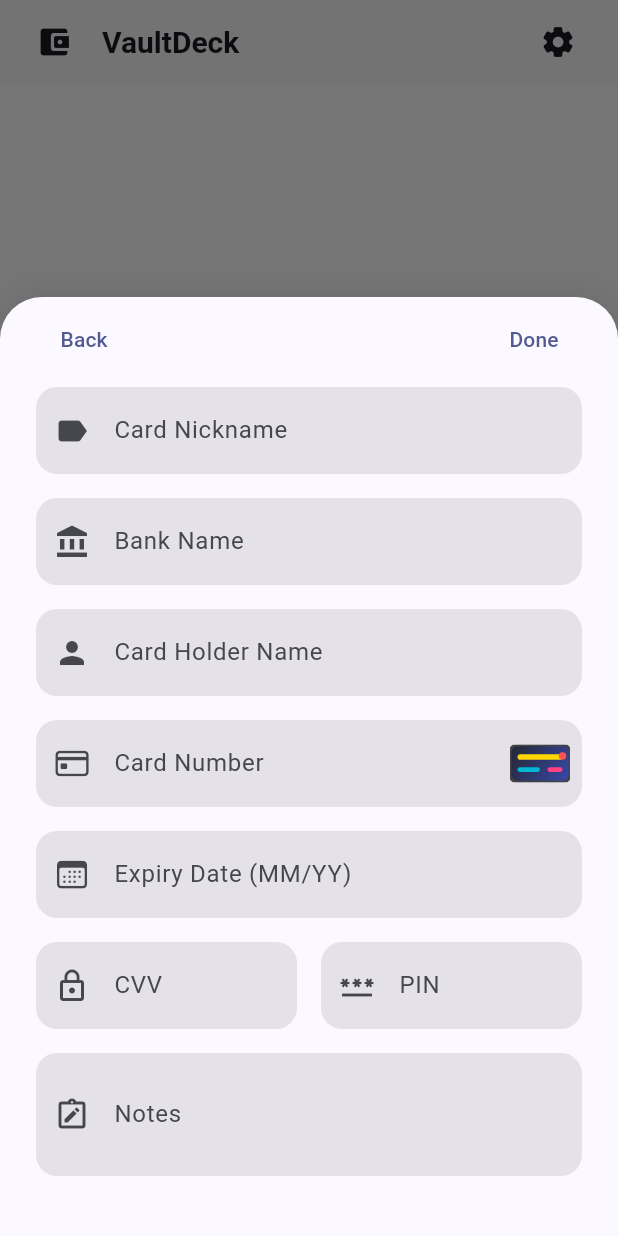
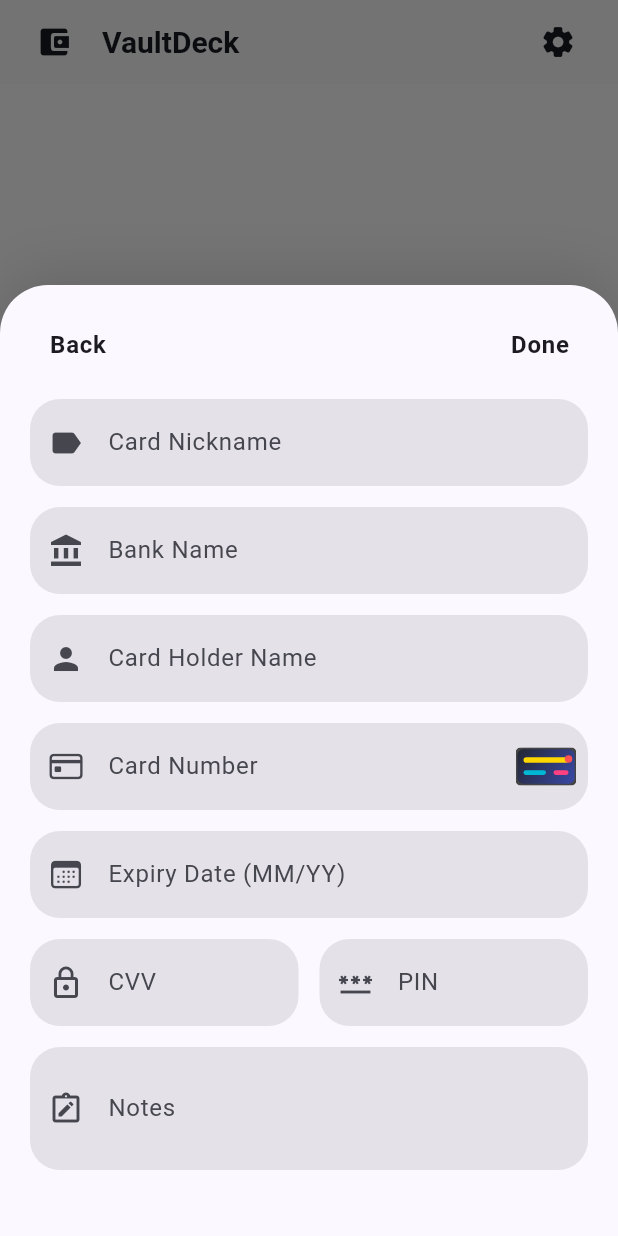
Before and after one commit to kandilidinesh/VaultDeck, a Flutter app: the screen it shows after launch, after a tap on the "add card" icon, on a phone screen of 412 x 824 dp. Run offline on Flutter 3.47's test engine with Material 3 defaults, Android fonts, the phone set to English and light mode, and no system bars; our stand-ins replace flutter_svg, google_sign_in, hive, hive_flutter, local_auth; missing offline and left inert: googleapis; accounts and stored records are empty.

Commit message:
Enhance AddCardDialog UI: update padding, border radius, and shadows for improved aesthetics and consistency

```diff
--- a/lib/widgets/add_card_dialog.dart
+++ b/lib/widgets/add_card_dialog.dart
@@ -167,16 +167,16 @@ class _AddCardDialogState extends State<AddCardDialog> {
       child: Container(
         decoration: BoxDecoration(
           color: theme.colorScheme.surface,
-          borderRadius: const BorderRadius.vertical(top: Radius.circular(28)),
+          borderRadius: const BorderRadius.vertical(top: Radius.circular(32)),
           boxShadow: [
             BoxShadow(
-              color: Colors.black.withValues(alpha: 0.08),
-              blurRadius: 16,
-              offset: const Offset(0, -2),
+              color: Colors.black.withOpacity(0.12),
+              blurRadius: 32,
+              offset: const Offset(0, -8),
             ),
           ],
         ),
-        padding: const EdgeInsets.fromLTRB(24, 4, 24, 16),
+        padding: const EdgeInsets.fromLTRB(20, 16, 20, 24),
         child: Form(
           key: _formKey,
           child: SingleChildScrollView(
@@ -189,12 +189,26 @@ class _AddCardDialogState extends State<AddCardDialog> {
                   children: [
                     TextButton(
                       onPressed: () => Navigator.of(context).pop(),
-                      child: const Text('Back'),
+                      child: Text(
+                        'Back',
+                        style: theme.textTheme.bodyLarge?.copyWith(
+                          fontWeight: FontWeight.w600,
+                        ),
+                      ),
                     ),
-                    TextButton(onPressed: _addCard, child: const Text('Done')),
+                    TextButton(
+                      onPressed: _addCard,
+                      child: Text(
+                        'Done',
+                        style: theme.textTheme.bodyLarge?.copyWith(
+                          fontWeight: FontWeight.w600,
+                        ),
+                      ),
+                    ),
                   ],
                 ),
-                const SizedBox(height: 8),
+                const SizedBox(height: 12),
+                // Removed 'Card Details' section header for cleaner look
                 TextFormField(
                   controller: _nicknameController,
                   decoration: InputDecoration(
@@ -203,7 +217,7 @@ class _AddCardDialogState extends State<AddCardDialog> {
                     filled: true,
                     fillColor: theme.colorScheme.surfaceContainerHighest,
                     border: OutlineInputBorder(
-                      borderRadius: BorderRadius.circular(14),
+                      borderRadius: BorderRadius.circular(20),
                       borderSide: BorderSide.none,
                     ),
                     contentPadding: const EdgeInsets.fromLTRB(20, 22, 16, 12),
@@ -213,7 +227,7 @@ class _AddCardDialogState extends State<AddCardDialog> {
                     return null;
                   },
                 ),
-                const SizedBox(height: 16),
+                const SizedBox(height: 14),
                 TextFormField(
                   controller: _bankNameController,
                   decoration: InputDecoration(
@@ -222,7 +236,7 @@ class _AddCardDialogState extends State<AddCardDialog> {
                     filled: true,
                     fillColor: theme.colorScheme.surfaceContainerHighest,
                     border: OutlineInputBorder(
-                      borderRadius: BorderRadius.circular(14),
+                      borderRadius: BorderRadius.circular(20),
                       borderSide: BorderSide.none,
                     ),
                     contentPadding: const EdgeInsets.fromLTRB(20, 22, 16, 12),
@@ -232,7 +246,7 @@ class _AddCardDialogState extends State<AddCardDialog> {
                     return null;
                   },
                 ),
-                const SizedBox(height: 16),
+                const SizedBox(height: 14),
                 TextFormField(
                   controller: _holderController,
                   decoration: InputDecoration(
@@ -241,7 +255,7 @@ class _AddCardDialogState extends State<AddCardDialog> {
                     filled: true,
                     fillColor: theme.colorScheme.surfaceContainerHighest,
                     border: OutlineInputBorder(
-                      borderRadius: BorderRadius.circular(14),
+                      borderRadius: BorderRadius.circular(20),
                       borderSide: BorderSide.none,
                     ),
                     contentPadding: const EdgeInsets.fromLTRB(20, 22, 16, 12),
@@ -254,7 +268,7 @@ class _AddCardDialogState extends State<AddCardDialog> {
                     return null;
                   },
                 ),
-                const SizedBox(height: 16),
+                const SizedBox(height: 14),
                 TextFormField(
                   controller: _numberController,
                   decoration: InputDecoration(
@@ -272,7 +286,7 @@ class _AddCardDialogState extends State<AddCardDialog> {
                     filled: true,
                     fillColor: theme.colorScheme.surfaceContainerHighest,
                     border: OutlineInputBorder(
-                      borderRadius: BorderRadius.circular(14),
+                      borderRadius: BorderRadius.circular(20),
                       borderSide: BorderSide.none,
                     ),
                     alignLabelWithHint: true,
@@ -303,7 +317,7 @@ class _AddCardDialogState extends State<AddCardDialog> {
                     return null;
                   },
                 ),
-                const SizedBox(height: 16),
+                const SizedBox(height: 14),
                 TextFormField(
                   controller: _expiryController,
                   decoration: InputDecoration(
@@ -313,11 +327,11 @@ class _AddCardDialogState extends State<AddCardDialog> {
                     filled: true,
                     fillColor: theme.colorScheme.surfaceContainerHighest,
                     alignLabelWithHint: true,
-                    contentPadding: const EdgeInsets.fromLTRB(20, 22, 16, 12),
                     border: OutlineInputBorder(
-                      borderRadius: BorderRadius.circular(14),
+                      borderRadius: BorderRadius.circular(20),
                       borderSide: BorderSide.none,
                     ),
+                    contentPadding: const EdgeInsets.fromLTRB(20, 22, 16, 12),
                     floatingLabelBehavior: FloatingLabelBehavior.never,
                   ),
                   inputFormatters: [
@@ -336,7 +350,7 @@ class _AddCardDialogState extends State<AddCardDialog> {
                     return null;
                   },
                 ),
-                const SizedBox(height: 16),
+                const SizedBox(height: 14),
                 Row(
                   children: [
                     Expanded(
@@ -348,7 +362,7 @@ class _AddCardDialogState extends State<AddCardDialog> {
                           filled: true,
                           fillColor: theme.colorScheme.surfaceContainerHighest,
                           border: OutlineInputBorder(
-                            borderRadius: BorderRadius.circular(14),
+                            borderRadius: BorderRadius.circular(20),
                             borderSide: BorderSide.none,
                           ),
                           contentPadding: const EdgeInsets.fromLTRB(
@@ -375,7 +389,7 @@ class _AddCardDialogState extends State<AddCardDialog> {
                         },
                       ),
                     ),
-                    const SizedBox(width: 16),
+                    const SizedBox(width: 14),
                     Expanded(
                       child: TextFormField(
                         controller: _pinController,
@@ -385,7 +399,7 @@ class _AddCardDialogState extends State<AddCardDialog> {
                           filled: true,
                           fillColor: theme.colorScheme.surfaceContainerHighest,
                           border: OutlineInputBorder(
-                            borderRadius: BorderRadius.circular(14),
+                            borderRadius: BorderRadius.circular(20),
                             borderSide: BorderSide.none,
                           ),
                           contentPadding: const EdgeInsets.fromLTRB(
@@ -413,7 +427,7 @@ class _AddCardDialogState extends State<AddCardDialog> {
                     ),
                   ],
                 ),
-                const SizedBox(height: 16),
+                const SizedBox(height: 14),
                 TextFormField(
                   controller: _notesController,
                   decoration: InputDecoration(
@@ -422,7 +436,7 @@ class _AddCardDialogState extends State<AddCardDialog> {
                     filled: true,
                     fillColor: theme.colorScheme.surfaceContainerHighest,
                     border: OutlineInputBorder(
-                      borderRadius: BorderRadius.circular(14),
+                      borderRadius: BorderRadius.circular(20),
                       borderSide: BorderSide.none,
                     ),
                     contentPadding: const EdgeInsets.fromLTRB(20, 22, 16, 12),
@@ -433,7 +447,7 @@ class _AddCardDialogState extends State<AddCardDialog> {
                     return null;
                   },
                 ),
-                const SizedBox(height: 24),
+                const SizedBox(height: 20),
               ],
             ),
           ),
```
